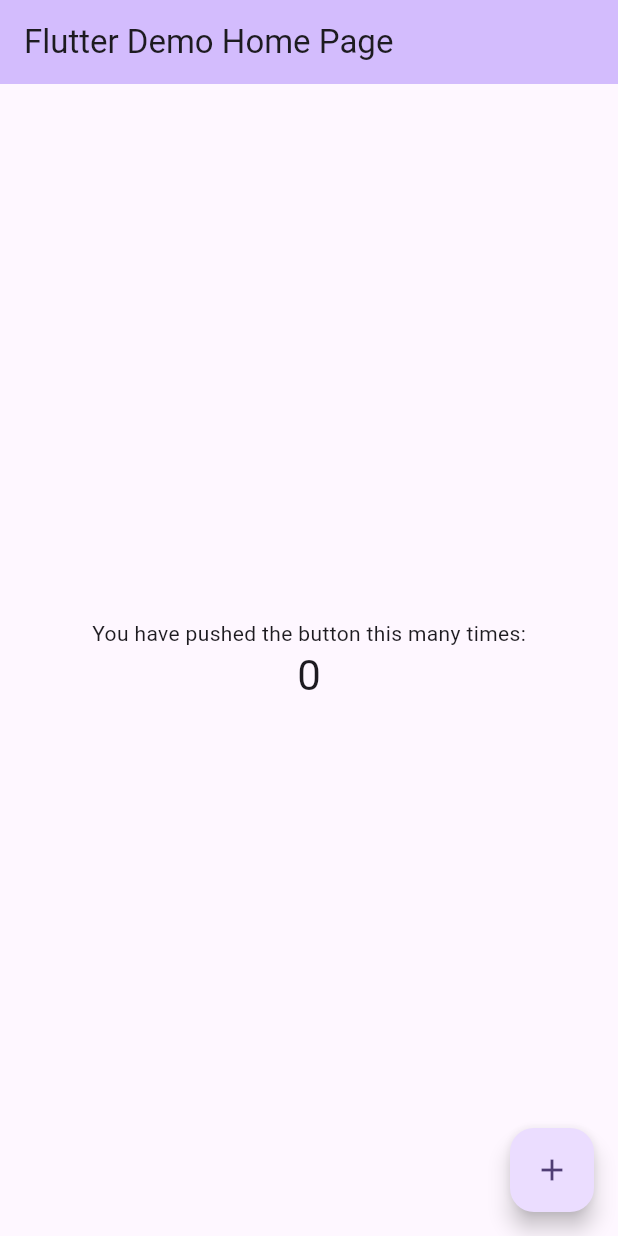
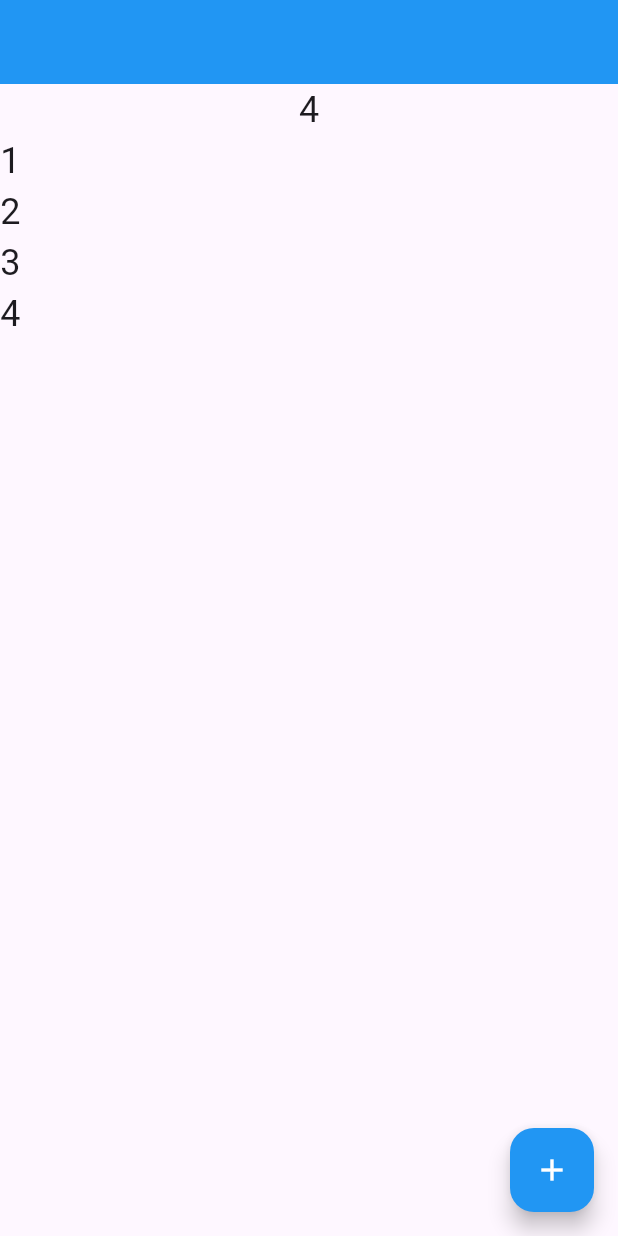
Before and after one commit to MouBiswas16/provider_basics, a Flutter app: the screen it shows after launch, on a phone screen of 412 x 824 dp. Run offline on Flutter 3.47's test engine with Material 3 defaults, Android fonts, the phone set to English and light mode, and no system bars.

Commit message:
without provider

```diff
--- a/lib/main.dart
+++ b/lib/main.dart
@@ -1,4 +1,7 @@
+// ignore_for_file: prefer_const_constructors
+
 import 'package:flutter/material.dart';
+import 'package:provider_basics/screens/home_page.dart';
 
 void main() {
   runApp(const MyApp());
@@ -7,119 +10,12 @@ void main() {
 class MyApp extends StatelessWidget {
   const MyApp({super.key});
 
-  // This widget is the root of your application.
   @override
   Widget build(BuildContext context) {
     return MaterialApp(
+      debugShowCheckedModeBanner: false,
       title: 'Flutter Demo',
-      theme: ThemeData(
-        // This is the theme of your application.
-        //
-        // TRY THIS: Try running your application with "flutter run". You'll see
-        // the application has a purple toolbar. Then, without quitting the app,
-        // try changing the seedColor in the colorScheme below to Colors.green
-        // and then invoke "hot reload" (save your changes or press the "hot
-        // reload" button in a Flutter-supported IDE, or press "r" if you used
-        // the command line to start the app).
-        //
-        // Notice that the counter didn't reset back to zero; the application
-        // state is not lost during the reload. To reset the state, use hot
-        // restart instead.
-        //
-        // This works for code too, not just values: Most code changes can be
-        // tested with just a hot reload.
-        colorScheme: ColorScheme.fromSeed(seedColor: Colors.deepPurple),
-        useMaterial3: true,
-      ),
-      home: const MyHomePage(title: 'Flutter Demo Home Page'),
+      home: HomePage(),
     );
   }
 }
-
-class MyHomePage extends StatefulWidget {
-  const MyHomePage({super.key, required this.title});
-
-  // This widget is the home page of your application. It is stateful, meaning
-  // that it has a State object (defined below) that contains fields that affect
-  // how it looks.
-
-  // This class is the configuration for the state. It holds the values (in this
-  // case the title) provided by the parent (in this case the App widget) and
-  // used by the build method of the State. Fields in a Widget subclass are
-  // always marked "final".
-
-  final String title;
-
-  @override
-  State<MyHomePage> createState() => _MyHomePageState();
-}
-
-class _MyHomePageState extends State<MyHomePage> {
-  int _counter = 0;
-
-  void _incrementCounter() {
-    setState(() {
-      // This call to setState tells the Flutter framework that something has
-      // changed in this State, which causes it to rerun the build method below
-      // so that the display can reflect the updated values. If we changed
-      // _counter without calling setState(), then the build method would not be
-      // called again, and so nothing would appear to happen.
-      _counter++;
-    });
-  }
-
-  @override
-  Widget build(BuildContext context) {
-    // This method is rerun every time setState is called, for instance as done
-    // by the _incrementCounter method above.
-    //
-    // The Flutter framework has been optimized to make rerunning build methods
-    // fast, so that you can just rebuild anything that needs updating rather
-    // than having to individually change instances of widgets.
-    return Scaffold(
-      appBar: AppBar(
-        // TRY THIS: Try changing the color here to a specific color (to
-        // Colors.amber, perhaps?) and trigger a hot reload to see the AppBar
-        // change color while the other colors stay the same.
-        backgroundColor: Theme.of(context).colorScheme.inversePrimary,
-        // Here we take the value from the MyHomePage object that was created by
-        // the App.build method, and use it to set our appbar title.
-        title: Text(widget.title),
-      ),
-      body: Center(
-        // Center is a layout widget. It takes a single child and positions it
-        // in the middle of the parent.
-        child: Column(
-          // Column is also a layout widget. It takes a list of children and
-          // arranges them vertically. By default, it sizes itself to fit its
-          // children horizontally, and tries to be as tall as its parent.
-          //
-          // Column has various properties to control how it sizes itself and
-          // how it positions its children. Here we use mainAxisAlignment to
-          // center the children vertically; the main axis here is the vertical
-          // axis because Columns are vertical (the cross axis would be
-          // horizontal).
-          //
-          // TRY THIS: Invoke "debug painting" (choose the "Toggle Debug Paint"
-          // action in the IDE, or press "p" in the console), to see the
-          // wireframe for each widget.
-          mainAxisAlignment: MainAxisAlignment.center,
-          children: <Widget>[
-            const Text(
-              'You have pushed the button this many times:',
-            ),
-            Text(
-              '$_counter',
-              style: Theme.of(context).textTheme.headlineMedium,
-            ),
-          ],
-        ),
-      ),
-      floatingActionButton: FloatingActionButton(
-        onPressed: _incrementCounter,
-        tooltip: 'Increment',
-        child: const Icon(Icons.add),
-      ), // This trailing comma makes auto-formatting nicer for build methods.
-    );
-  }
-}
--- /dev/null
+++ b/lib/screens/home_page.dart
@@ -0,0 +1,55 @@
+// ignore_for_file: prefer_const_constructors
+
+import 'package:flutter/material.dart';
+
+class HomePage extends StatefulWidget {
+  const HomePage({super.key});
+
+  @override
+  State<HomePage> createState() => _HomePageState();
+}
+
+class _HomePageState extends State<HomePage> {
+  List<int> numbers = [1, 2, 3, 4];
+  @override
+  Widget build(BuildContext context) {
+    return Scaffold(
+      appBar: AppBar(
+        backgroundColor: Colors.blue,
+      ),
+      body: Column(
+        children: [
+          Text(
+            numbers.last.toString(),
+            style: TextStyle(fontSize: 24),
+          ),
+          Expanded(
+            child: ListView.builder(
+              // scrollDirection: Axis.vertical,
+              itemCount: numbers.length,
+              itemBuilder: (context, index) {
+                return Text(
+                  numbers[index].toString(),
+                  style: TextStyle(fontSize: 24),
+                );
+              },
+            ),
+          )
+        ],
+      ),
+      floatingActionButton: FloatingActionButton(
+        backgroundColor: Colors.blue,
+        onPressed: () {
+          int last = numbers.last;
+          setState(() {
+            numbers.add(last + 1);
+          });
+        },
+        child: Icon(
+          Icons.add,
+          color: Colors.white,
+        ),
+      ),
+    );
+  }
+}
```
